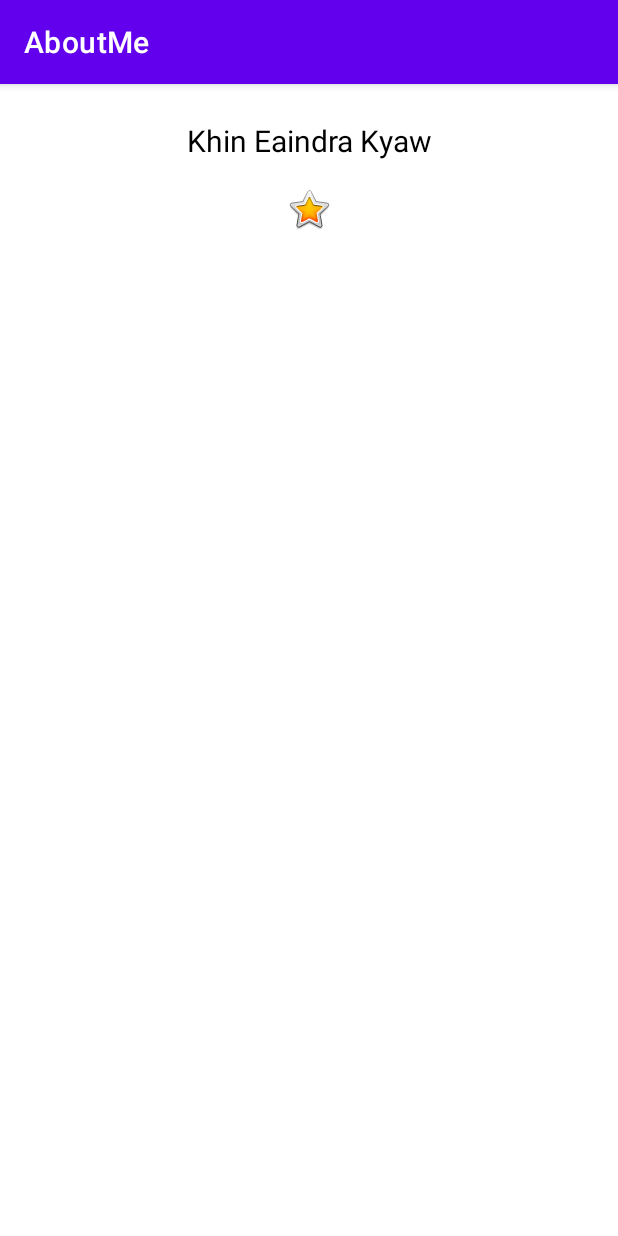
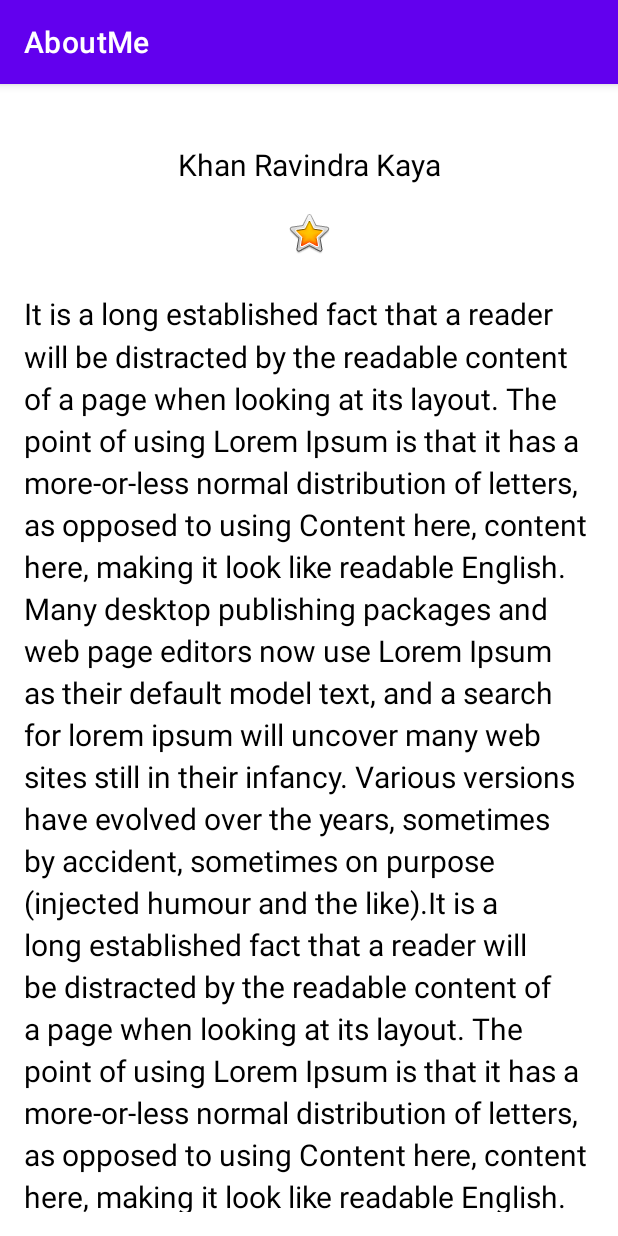
Before and after one commit to kedrakk/AboutMe, an Android app: the screen it shows after launch (MainActivity), on a phone screen of 412 x 824 dp. Run offline under Robolectric (Android 15) with nearby library versions, the phone set to English and light mode, and no system bars; Roboto replaces fonts that are not available here.

Commit message:
scroll view

```diff
--- a/app/src/main/res/layout/activity_main.xml
+++ b/app/src/main/res/layout/activity_main.xml
@@ -2,18 +2,32 @@
 <LinearLayout xmlns:android="http://schemas.android.com/apk/res/android"
     xmlns:app="http://schemas.android.com/apk/res-auto"
     xmlns:tools="http://schemas.android.com/tools"
-    android:orientation="vertical"
     android:layout_width="match_parent"
     android:layout_height="match_parent"
+    android:orientation="vertical"
+    android:paddingStart="@dimen/padding"
+    android:paddingEnd="@dimen/padding"
     tools:ignore="UseCompoundDrawables">
 
+    <ScrollView
+        android:id="@+id/bio_scroll"
+        android:layout_width="match_parent"
+        android:layout_height="match_parent"
+        android:layout_marginTop="@dimen/layout_margin"
+        android:layout_marginBottom="@dimen/layout_margin"
+        tools:ignore="UselessParent">
+
+        <LinearLayout
+            android:layout_width="match_parent"
+            android:layout_height="wrap_content"
+            android:orientation="vertical">
             <TextView
                 android:id="@+id/name_text"
+                style="@style/NameStyle"
                 android:layout_width="match_parent"
                 android:layout_height="wrap_content"
                 android:text="@string/name"
-        android:textAlignment="center"
-        style="@style/NameStyle" />
+                android:textAlignment="center" />
 
             <ImageView
                 android:id="@+id/star_image"
@@ -23,4 +37,15 @@
                 android:contentDescription="@string/yellow_star"
                 app:srcCompat="@android:drawable/btn_star_big_on"
                 tools:ignore="ImageContrastCheck" />
+
+            <TextView
+                android:id="@+id/textView"
+                style="@style/NameStyle"
+                android:layout_width="match_parent"
+                android:layout_height="wrap_content"
+                android:lineSpacingMultiplier="@dimen/line_space"
+                android:text="@string/bio" />
         </LinearLayout>
+    </ScrollView>
+
+</LinearLayout>
--- a/app/src/main/res/values/dimens.xml
+++ b/app/src/main/res/values/dimens.xml
@@ -3,4 +3,6 @@
     <dimen name="text_size">20sp</dimen>
     <dimen name="small_padding">8dp</dimen>
     <dimen name="layout_margin">16dp</dimen>
+    <dimen name="line_space">1.2</dimen>
+    <dimen name="padding">16dp</dimen>
 </resources>
--- a/app/src/main/res/values/strings.xml
+++ b/app/src/main/res/values/strings.xml
@@ -1,5 +1,6 @@
 <resources>
     <string name="app_name">AboutMe</string>
-    <string name="name">Khin Eaindra Kyaw</string>
+    <string name="name">Khan Ravindra Kaya</string>
     <string name="yellow_star">Yellow Star</string>
+    <string name="bio">It is a long established fact that a reader will be distracted by the readable content of a page when looking at its layout. The point of using Lorem Ipsum is that it has a more-or-less normal distribution of letters, as opposed to using Content here, content here, making it look like readable English. Many desktop publishing packages and web page editors now use Lorem Ipsum as their default model text, and a search for lorem ipsum will uncover many web sites still in their infancy. Various versions have evolved over the years, sometimes by accident, sometimes on purpose (injected humour and the like).It is a long established fact that a reader will be distracted by the readable content of a page when looking at its layout. The point of using Lorem Ipsum is that it has a more-or-less normal distribution of letters, as opposed to using Content here, content here, making it look like readable English. Many desktop publishing packages and web page editors now use Lorem Ipsum as their default model text, and a search for lorem ipsum will uncover many web sites still in their infancy. Various versions have evolved over the years, sometimes by accident, sometimes on purpose (injected humour and the like).</string>
 </resources>
```
Lines whose indentation alone changed are shown as unchanged.
